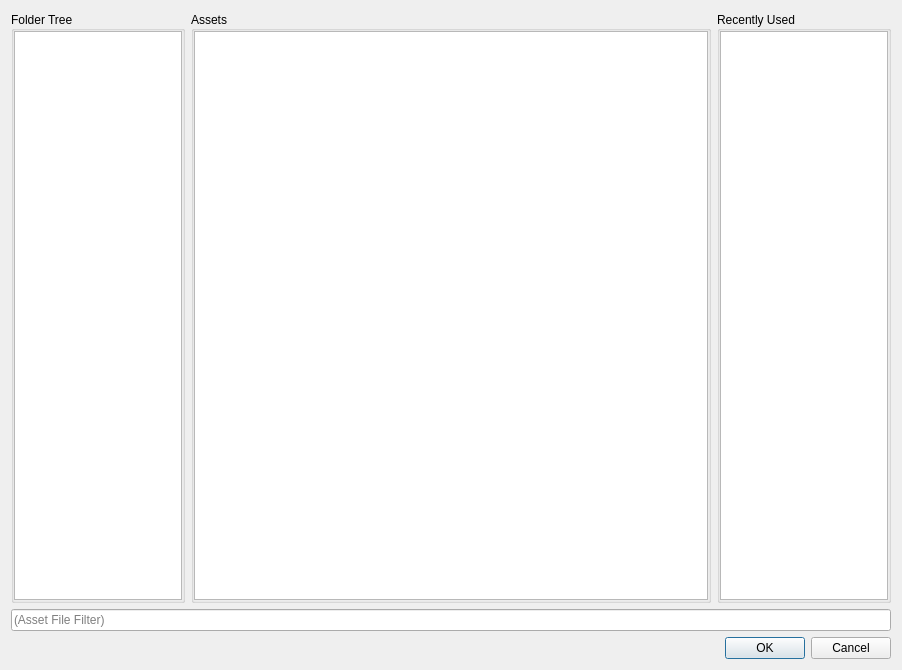
Qt form game/src/leveleditor/designer/asset_browser.ui (tsp-team/ttsp-src) before a commit.
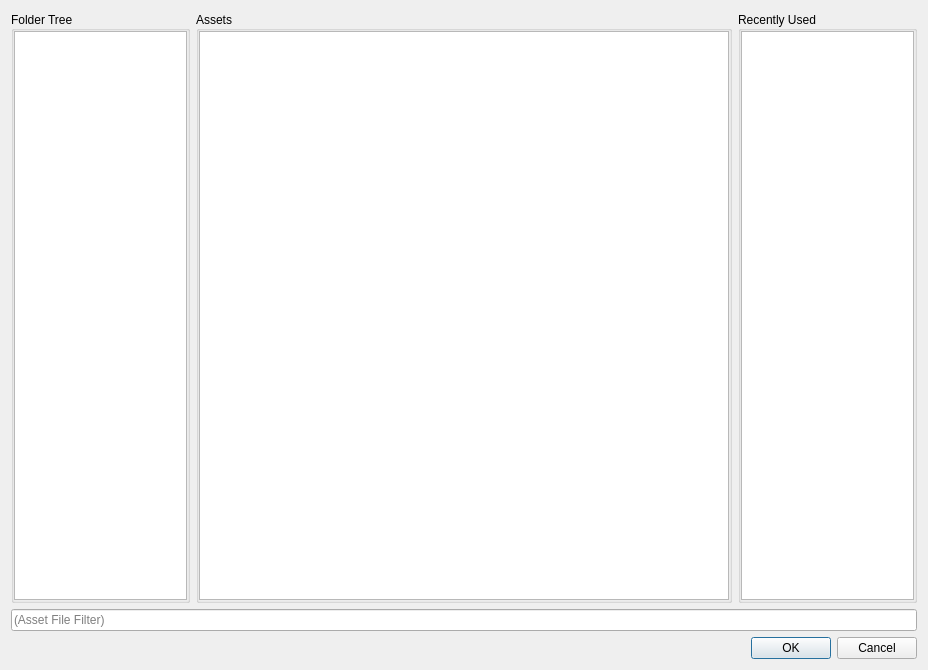
The same form after that commit.

Commit message: asset browser: fix recently used items not loading, widen the window a bit

What changed in the file:
```diff
--- a/game/src/leveleditor/designer/asset_browser.ui
+++ b/game/src/leveleditor/designer/asset_browser.ui
@@ -6,7 +6,7 @@
    <rect>
     <x>0</x>
     <y>0</y>
-    <width>902</width>
+    <width>928</width>
     <height>670</height>
    </rect>
   </property>
@@ -279,6 +279,9 @@
            <property name="movement">
             <enum>QListView::Static</enum>
            </property>
+           <property name="flow">
+            <enum>QListView::TopToBottom</enum>
+           </property>
            <property name="resizeMode">
             <enum>QListView::Adjust</enum>
            </property>
```
The commit also changes 2 other files.
